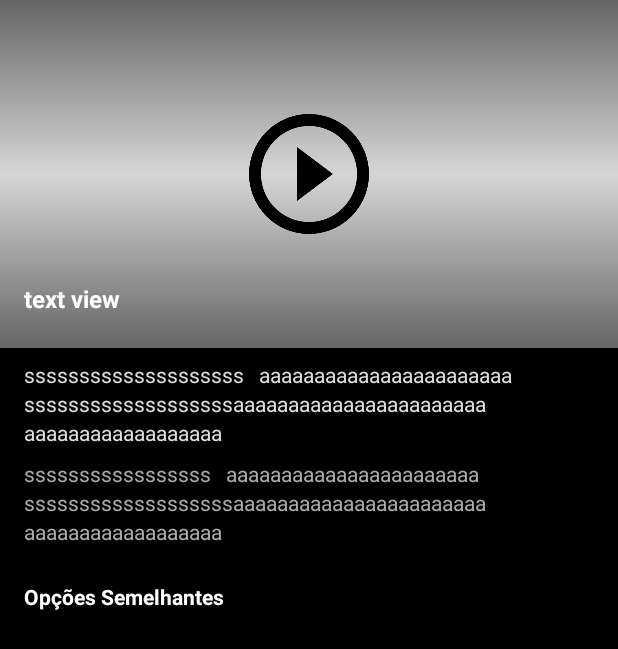
After one commit to JacoRochadev/NetflixRemake, an Android app: the layout activity_movie.xml on its own in the app's theme, with its tools: preview values and no code run, on a phone screen of 412 x 824 dp. The commit adds this screen. Shown: the top 649 px of the screen. Run offline under Robolectric (Android 15) with nearby library versions, the phone set to English and light mode, and no system bars.

Commit message:
Finalizando o layout dos detalhes do filme

```diff
--- a/app/src/main/AndroidManifest.xml
+++ b/app/src/main/AndroidManifest.xml
@@ -12,7 +12,7 @@
         android:theme="@style/Theme.NetflixRemake"
         tools:ignore="AllowBackup">
         <activity
-            android:name=".MainActivity"
+            android:name=".MovieActivity"
             android:exported="true">
             <intent-filter>
                 <action android:name="android.intent.action.MAIN" />
@@ -20,6 +20,9 @@
                 <category android:name="android.intent.category.LAUNCHER" />
             </intent-filter>
         </activity>
+        <activity android:name=".MainActivity">
+
+        </activity>
     </application>
 
 </manifest>
--- /dev/null
+++ b/app/src/main/java/com/jacorocha/netflixremake/MovieActivity.java
@@ -0,0 +1,49 @@
+package com.jacorocha.netflixremake;
+
+import static com.jacorocha.netflixremake.R.*;
+
+import androidx.appcompat.app.AppCompatActivity;
+import androidx.appcompat.widget.Toolbar;
+import androidx.core.content.ContextCompat;
+
+import android.graphics.drawable.Drawable;
+import android.graphics.drawable.LayerDrawable;
+import android.os.Bundle;
+import android.widget.ImageView;
+import android.widget.TextView;
+
+public class MovieActivity extends AppCompatActivity {
+    private TextView txtTitle;
+    private TextView txtDesc;
+    private TextView txtCast;
+
+    @Override
+    protected void onCreate(Bundle savedInstanceState) {
+        super.onCreate(savedInstanceState);
+        setContentView(layout.activity_movie);
+
+        txtTitle = findViewById(id.text_view_title);
+        txtDesc = findViewById(id.text_view_desc);
+        txtCast = findViewById(id.text_view_cast);
+
+        Toolbar toolbar = findViewById(id.toolbar);
+        setSupportActionBar(toolbar);
+
+        if (getSupportActionBar() != null) {
+            getSupportActionBar().setDisplayHomeAsUpEnabled(true);
+            getSupportActionBar().setHomeAsUpIndicator(drawable.ic_baseline_arrow_back_24);
+            getSupportActionBar().setTitle(null);
+        }
+        LayerDrawable drawable = (LayerDrawable) ContextCompat.getDrawable(this, R.drawable.shadows);
+        if (drawable != null) {
+            Drawable movieCover = ContextCompat.getDrawable(this, R.drawable.movie_4);
+            drawable.setDrawableByLayerId(id.cover_drawable, movieCover);
+            ((ImageView) findViewById(id.image_view_cover)).setImageDrawable(drawable);
+        }
+
+        txtTitle.setText("Batman begins");
+        txtDesc.setText("Batman begins");
+        txtCast.setText(getString(R.string.cast, "teste"));
+
+    }
+}
--- /dev/null
+++ b/app/src/main/res/drawable/ic_baseline_arrow_back_24.xml
@@ -0,0 +1,5 @@
+<vector android:autoMirrored="true" android:height="24dp"
+    android:tint="#FFFFFF" android:viewportHeight="24"
+    android:viewportWidth="24" android:width="24dp" xmlns:android="http://schemas.android.com/apk/res/android">
+    <path android:fillColor="@android:color/white" android:pathData="M20,11H7.83l5.59,-5.59L12,4l-8,8 8,8 1.41,-1.41L7.83,13H20v-2z"/>
+</vector>
--- /dev/null
+++ b/app/src/main/res/drawable/shadows.xml
@@ -0,0 +1,14 @@
+<?xml version="1.0" encoding="utf-8"?>
+<layer-list xmlns:android="http://schemas.android.com/apk/res/android">
+    <item android:id="@+id/cover_drawable" android:drawable="@drawable/movie_4"/>
+    <item android:id="@+id/gradient_drawable">
+       <shape>
+           <gradient
+               android:angle="90"
+               android:centerColor="#00000000"
+               android:endColor="#EF000000"
+               android:startColor="#EF000000"
+               />
+       </shape>
+    </item>
+</layer-list>
--- /dev/null
+++ b/app/src/main/res/layout/activity_movie.xml
@@ -0,0 +1,114 @@
+<?xml version="1.0" encoding="utf-8"?>
+<androidx.constraintlayout.widget.ConstraintLayout xmlns:android="http://schemas.android.com/apk/res/android"
+    xmlns:app="http://schemas.android.com/apk/res-auto"
+    xmlns:tools="http://schemas.android.com/tools"
+    android:layout_width="match_parent"
+    android:layout_height="match_parent"
+    android:background="@color/black"
+    tools:context=".MovieActivity">
+
+    <ImageView
+        android:id="@+id/image_view_cover"
+        android:layout_width="0dp"
+        android:layout_height="0dp"
+        android:scaleType="centerCrop"
+        android:src="@drawable/shadows"
+        app:layout_constraintDimensionRatio="16:9"
+        app:layout_constraintEnd_toEndOf="parent"
+        app:layout_constraintStart_toEndOf="parent"
+        app:layout_constraintStart_toStartOf="parent"
+        app:layout_constraintTop_toTopOf="parent" />
+
+    <androidx.appcompat.widget.Toolbar
+        android:id="@+id/toolbar"
+        android:layout_width="0dp"
+        android:layout_height="wrap_content"
+        android:background="@android:color/transparent"
+        android:minHeight="?attr/actionBarSize"
+        android:theme="?attr/actionBarTheme"
+        app:layout_constraintEnd_toEndOf="parent"
+        app:layout_constraintHorizontal_bias="1.0"
+        app:layout_constraintStart_toStartOf="parent"
+        app:layout_constraintTop_toTopOf="parent" />
+
+    <ImageView
+        android:layout_width="96dp"
+        android:layout_height="96dp"
+        android:src="@drawable/ic_play"
+        app:layout_constraintBottom_toBottomOf="@+id/image_view_cover"
+        app:layout_constraintEnd_toEndOf="@+id/image_view_cover"
+        app:layout_constraintStart_toStartOf="@+id/image_view_cover"
+        app:layout_constraintTop_toTopOf="@+id/image_view_cover" />
+
+    <TextView
+        android:id="@+id/text_view_title"
+        android:layout_width="wrap_content"
+        android:layout_height="wrap_content"
+        android:layout_marginStart="16dp"
+        android:layout_marginBottom="22dp"
+        android:textColor="@color/white"
+        android:textSize="16dp"
+        android:textStyle="bold"
+        app:layout_constraintBottom_toBottomOf="@id/image_view_cover"
+        app:layout_constraintStart_toStartOf="parent"
+        tools:text="text view" />
+
+    <TextView
+        android:id="@+id/text_view_desc"
+        android:layout_width="0dp"
+        android:layout_height="wrap_content"
+        android:layout_marginStart="16dp"
+        android:layout_marginTop="8dp"
+        android:layout_marginEnd="48dp"
+        android:ellipsize="end"
+        android:lineSpacingExtra="3sp"
+        android:maxLines="3"
+        android:textColor="@color/colorGrayLighter"
+        android:textSize="14sp"
+        app:layout_constraintEnd_toEndOf="parent"
+        app:layout_constraintStart_toStartOf="parent"
+        app:layout_constraintTop_toBottomOf="@id/image_view_cover"
+        tools:text="ssssssssssssssssssss   aaaaaaaaaaaaaaaaaaaaaaa sssssssssssssssssssaaaaaaaaaaaaaaaaaaaaaaa aaaaaaaaaaaaaaaaaa" />
+
+    <TextView
+        android:id="@+id/text_view_cast"
+        android:layout_width="0dp"
+        android:layout_height="wrap_content"
+        android:layout_marginStart="16dp"
+        android:layout_marginTop="8dp"
+        android:layout_marginEnd="48dp"
+        android:ellipsize="end"
+        android:lineSpacingExtra="3sp"
+        android:maxLines="3"
+        android:textColor="@android:color/darker_gray"
+        android:textSize="14sp"
+        app:layout_constraintEnd_toEndOf="parent"
+        app:layout_constraintStart_toStartOf="parent"
+        app:layout_constraintTop_toBottomOf="@id/text_view_desc"
+        tools:text="sssssssssssssssss   aaaaaaaaaaaaaaaaaaaaaaa sssssssssssssssssssaaaaaaaaaaaaaaaaaaaaaaa aaaaaaaaaaaaaaaaaa" />
+
+    <TextView
+        android:id="@+id/textView"
+        android:layout_width="wrap_content"
+        android:layout_height="wrap_content"
+        android:layout_marginStart="16dp"
+        android:layout_marginTop="24dp"
+        android:text="Opções Semelhantes"
+        android:textColor="@android:color/white"
+        android:textSize="14sp"
+        android:textStyle="bold"
+        app:layout_constraintStart_toStartOf="parent"
+        app:layout_constraintTop_toBottomOf="@id/text_view_cast" />
+
+    <androidx.recyclerview.widget.RecyclerView
+        android:id="@+id/recycler_view_similar"
+        android:layout_width="0dp"
+        android:layout_height="0dp"
+        android:layout_marginTop="16dp"
+        app:layout_constraintBottom_toBottomOf="parent"
+        app:layout_constraintEnd_toEndOf="parent"
+        app:layout_constraintStart_toStartOf="parent"
+        app:layout_constraintTop_toBottomOf="@id/textView" />
+
+
+</androidx.constraintlayout.widget.ConstraintLayout>
--- a/app/src/main/res/values/colors.xml
+++ b/app/src/main/res/values/colors.xml
@@ -8,4 +8,5 @@
     <color name="black">#FF000000</color>
     <color name="white">#FFFFFFFF</color>
     <color name="colorGrayDark">#222222</color>
+    <color name="colorGrayLighter">#ddd</color>
 </resources>
--- a/app/src/main/res/values/strings.xml
+++ b/app/src/main/res/values/strings.xml
@@ -1,3 +1,5 @@
 <resources>
     <string name="app_name">NetflixRemake</string>
+    <string name="cast">Elenco: %1$s</string>
+    <string name="similar">Opções Semelhantes</string>
 </resources>
```
Also changed, not shown: app/src/main/res/drawable/ic_play.png (added), 1 other file.
